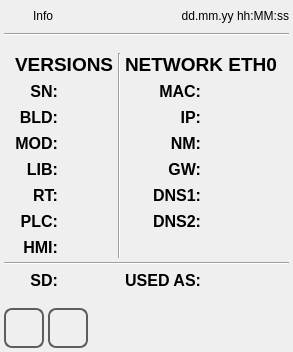
First picture: the form in qt_library/ATCMsystem/info.ui, repository MECTsrl/mect_plugins, before the edit.
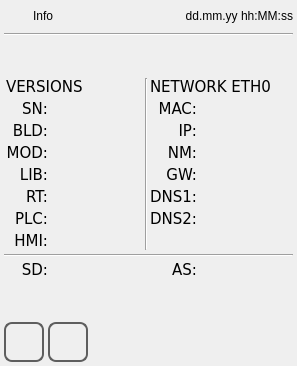
Second picture: the form after the edit. Icons and pictures are not drawn.

```diff
--- a/qt_library/ATCMsystem/info.ui
+++ b/qt_library/ATCMsystem/info.ui
@@ -6,8 +6,8 @@
    <rect>
     <x>0</x>
     <y>0</y>
-    <width>293</width>
-    <height>352</height>
+    <width>297</width>
+    <height>366</height>
    </rect>
   </property>
   <property name="minimumSize">
@@ -140,6 +140,12 @@
    </item>
    <item>
     <layout class="QGridLayout" name="gridLayout">
+     <property name="horizontalSpacing">
+      <number>2</number>
+     </property>
+     <property name="verticalSpacing">
+      <number>4</number>
+     </property>
      <item row="1" column="5">
       <widget class="QLabel" name="labelMACval">
        <property name="sizePolicy">
@@ -148,11 +154,6 @@
          <verstretch>0</verstretch>
         </sizepolicy>
        </property>
-       <property name="font">
-        <font>
-         <pointsize>14</pointsize>
-        </font>
-       </property>
        <property name="focusPolicy">
         <enum>Qt::NoFocus</enum>
        </property>
@@ -171,9 +172,11 @@
        </property>
        <property name="font">
         <font>
-         <pointsize>12</pointsize>
-         <weight>75</weight>
-         <bold>true</bold>
+         <family>DejaVu Sans</family>
+         <pointsize>11</pointsize>
+         <weight>50</weight>
+         <italic>false</italic>
+         <bold>false</bold>
         </font>
        </property>
        <property name="focusPolicy">
@@ -197,9 +200,11 @@
        </property>
        <property name="font">
         <font>
-         <pointsize>12</pointsize>
-         <weight>75</weight>
-         <bold>true</bold>
+         <family>DejaVu Sans</family>
+         <pointsize>11</pointsize>
+         <weight>50</weight>
+         <italic>false</italic>
+         <bold>false</bold>
         </font>
        </property>
        <property name="focusPolicy">
@@ -223,9 +228,11 @@
        </property>
        <property name="font">
         <font>
-         <pointsize>12</pointsize>
-         <weight>75</weight>
-         <bold>true</bold>
+         <family>DejaVu Sans</family>
+         <pointsize>11</pointsize>
+         <weight>50</weight>
+         <italic>false</italic>
+         <bold>false</bold>
         </font>
        </property>
        <property name="focusPolicy">
@@ -239,20 +246,6 @@
        </property>
       </widget>
      </item>
-     <item row="0" column="1" colspan="2">
-      <widget class="QLabel" name="label">
-       <property name="font">
-        <font>
-         <pointsize>14</pointsize>
-         <weight>75</weight>
-         <bold>true</bold>
-        </font>
-       </property>
-       <property name="text">
-        <string>VERSIONS</string>
-       </property>
-      </widget>
-     </item>
      <item row="3" column="4">
       <widget class="QLabel" name="labelNetMasktxt">
        <property name="sizePolicy">
@@ -263,9 +256,11 @@
        </property>
        <property name="font">
         <font>
-         <pointsize>12</pointsize>
-         <weight>75</weight>
-         <bold>true</bold>
+         <family>DejaVu Sans</family>
+         <pointsize>11</pointsize>
+         <weight>50</weight>
+         <italic>false</italic>
+         <bold>false</bold>
         </font>
        </property>
        <property name="focusPolicy">
@@ -289,9 +284,11 @@
        </property>
        <property name="font">
         <font>
-         <pointsize>12</pointsize>
-         <weight>75</weight>
-         <bold>true</bold>
+         <family>DejaVu Sans</family>
+         <pointsize>11</pointsize>
+         <weight>50</weight>
+         <italic>false</italic>
+         <bold>false</bold>
         </font>
        </property>
        <property name="focusPolicy">
@@ -315,9 +312,11 @@
        </property>
        <property name="font">
         <font>
-         <pointsize>12</pointsize>
-         <weight>75</weight>
-         <bold>true</bold>
+         <family>DejaVu Sans</family>
+         <pointsize>11</pointsize>
+         <weight>50</weight>
+         <italic>false</italic>
+         <bold>false</bold>
         </font>
        </property>
        <property name="focusPolicy">
@@ -339,11 +338,6 @@
          <verstretch>0</verstretch>
         </sizepolicy>
        </property>
-       <property name="font">
-        <font>
-         <pointsize>14</pointsize>
-        </font>
-       </property>
        <property name="focusPolicy">
         <enum>Qt::NoFocus</enum>
        </property>
@@ -362,9 +356,11 @@
        </property>
        <property name="font">
         <font>
-         <pointsize>12</pointsize>
-         <weight>75</weight>
-         <bold>true</bold>
+         <family>DejaVu Sans</family>
+         <pointsize>11</pointsize>
+         <weight>50</weight>
+         <italic>false</italic>
+         <bold>false</bold>
         </font>
        </property>
        <property name="focusPolicy">
@@ -386,11 +382,6 @@
          <verstretch>0</verstretch>
         </sizepolicy>
        </property>
-       <property name="font">
-        <font>
-         <pointsize>14</pointsize>
-        </font>
-       </property>
        <property name="focusPolicy">
         <enum>Qt::NoFocus</enum>
        </property>
@@ -409,9 +400,11 @@
        </property>
        <property name="font">
         <font>
-         <pointsize>12</pointsize>
-         <weight>75</weight>
-         <bold>true</bold>
+         <family>DejaVu Sans</family>
+         <pointsize>11</pointsize>
+         <weight>50</weight>
+         <italic>false</italic>
+         <bold>false</bold>
         </font>
        </property>
        <property name="focusPolicy">
@@ -433,11 +426,6 @@
          <verstretch>0</verstretch>
         </sizepolicy>
        </property>
-       <property name="font">
-        <font>
-         <pointsize>14</pointsize>
-        </font>
-       </property>
        <property name="focusPolicy">
         <enum>Qt::NoFocus</enum>
        </property>
@@ -456,9 +444,11 @@
        </property>
        <property name="font">
         <font>
-         <pointsize>12</pointsize>
-         <weight>75</weight>
-         <bold>true</bold>
+         <family>DejaVu Sans</family>
+         <pointsize>11</pointsize>
+         <weight>50</weight>
+         <italic>false</italic>
+         <bold>false</bold>
         </font>
        </property>
        <property name="focusPolicy">
@@ -480,11 +470,6 @@
          <verstretch>0</verstretch>
         </sizepolicy>
        </property>
-       <property name="font">
-        <font>
-         <pointsize>14</pointsize>
-        </font>
-       </property>
        <property name="focusPolicy">
         <enum>Qt::NoFocus</enum>
        </property>
@@ -503,9 +488,11 @@
        </property>
        <property name="font">
         <font>
-         <pointsize>12</pointsize>
-         <weight>75</weight>
-         <bold>true</bold>
+         <family>DejaVu Sans</family>
+         <pointsize>11</pointsize>
+         <weight>50</weight>
+         <italic>false</italic>
+         <bold>false</bold>
         </font>
        </property>
        <property name="focusPolicy">
@@ -527,11 +514,6 @@
          <verstretch>0</verstretch>
         </sizepolicy>
        </property>
-       <property name="font">
-        <font>
-         <pointsize>14</pointsize>
-        </font>
-       </property>
        <property name="focusPolicy">
         <enum>Qt::NoFocus</enum>
        </property>
@@ -548,11 +530,6 @@
          <verstretch>0</verstretch>
         </sizepolicy>
        </property>
-       <property name="font">
-        <font>
-         <pointsize>14</pointsize>
-        </font>
-       </property>
        <property name="focusPolicy">
         <enum>Qt::NoFocus</enum>
        </property>
@@ -569,11 +546,6 @@
          <verstretch>0</verstretch>
         </sizepolicy>
        </property>
-       <property name="font">
-        <font>
-         <pointsize>14</pointsize>
-        </font>
-       </property>
        <property name="focusPolicy">
         <enum>Qt::NoFocus</enum>
        </property>
@@ -592,9 +564,11 @@
        </property>
        <property name="font">
         <font>
-         <pointsize>12</pointsize>
-         <weight>75</weight>
-         <bold>true</bold>
+         <family>DejaVu Sans</family>
+         <pointsize>11</pointsize>
+         <weight>50</weight>
+         <italic>false</italic>
+         <bold>false</bold>
         </font>
        </property>
        <property name="focusPolicy">
@@ -616,11 +590,6 @@
          <verstretch>0</verstretch>
         </sizepolicy>
        </property>
-       <property name="font">
-        <font>
-         <pointsize>14</pointsize>
-        </font>
-       </property>
        <property name="focusPolicy">
         <enum>Qt::NoFocus</enum>
        </property>
@@ -629,53 +598,15 @@
        </property>
       </widget>
      </item>
-     <item row="0" column="4" colspan="2">
-      <widget class="QLabel" name="label_2">
-       <property name="font">
-        <font>
-         <pointsize>14</pointsize>
-         <weight>75</weight>
-         <bold>true</bold>
-        </font>
-       </property>
-       <property name="text">
-        <string>NETWORK ETH0</string>
-       </property>
-      </widget>
-     </item>
-     <item row="3" column="0">
-      <spacer name="horizontalSpacer_3">
-       <property name="orientation">
-        <enum>Qt::Horizontal</enum>
-       </property>
-       <property name="sizeHint" stdset="0">
-        <size>
-         <width>40</width>
-         <height>20</height>
-        </size>
-       </property>
-      </spacer>
-     </item>
-     <item row="3" column="6">
-      <spacer name="horizontalSpacer_4">
-       <property name="orientation">
-        <enum>Qt::Horizontal</enum>
-       </property>
-       <property name="sizeHint" stdset="0">
-        <size>
-         <width>40</width>
-         <height>20</height>
-        </size>
-       </property>
-      </spacer>
-     </item>
      <item row="9" column="1">
       <widget class="QLabel" name="labelSDtxt">
        <property name="font">
         <font>
-         <pointsize>12</pointsize>
-         <weight>75</weight>
-         <bold>true</bold>
+         <family>DejaVu Sans</family>
+         <pointsize>11</pointsize>
+         <weight>50</weight>
+         <italic>false</italic>
+         <bold>false</bold>
         </font>
        </property>
        <property name="text">
@@ -688,11 +619,6 @@
      </item>
      <item row="9" column="2">
       <widget class="QLabel" name="labelSDval">
-       <property name="font">
-        <font>
-         <pointsize>14</pointsize>
-        </font>
-       </property>
        <property name="text">
         <string/>
        </property>
@@ -714,33 +640,11 @@
      </item>
      <item row="9" column="5">
       <widget class="QLabel" name="labelLICval">
-       <property name="font">
-        <font>
-         <pointsize>12</pointsize>
-        </font>
-       </property>
        <property name="text">
         <string/>
        </property>
       </widget>
      </item>
-     <item row="9" column="4">
-      <widget class="QLabel" name="labelLICtxt">
-       <property name="font">
-        <font>
-         <pointsize>12</pointsize>
-         <weight>75</weight>
-         <bold>true</bold>
-        </font>
-       </property>
-       <property name="text">
-        <string>USED AS:</string>
-       </property>
-       <property name="alignment">
-        <set>Qt::AlignRight|Qt::AlignTrailing|Qt::AlignVCenter</set>
-       </property>
-      </widget>
-     </item>
      <item row="5" column="2">
       <widget class="QLabel" name="labelFcrtsval">
        <property name="sizePolicy">
@@ -749,11 +653,6 @@
          <verstretch>0</verstretch>
         </sizepolicy>
        </property>
-       <property name="font">
-        <font>
-         <pointsize>14</pointsize>
-        </font>
-       </property>
        <property name="focusPolicy">
         <enum>Qt::NoFocus</enum>
        </property>
@@ -772,9 +671,11 @@
        </property>
        <property name="font">
         <font>
-         <pointsize>12</pointsize>
-         <weight>75</weight>
-         <bold>true</bold>
+         <family>DejaVu Sans</family>
+         <pointsize>11</pointsize>
+         <weight>50</weight>
+         <italic>false</italic>
+         <bold>false</bold>
         </font>
        </property>
        <property name="focusPolicy">
@@ -796,11 +697,6 @@
          <verstretch>0</verstretch>
         </sizepolicy>
        </property>
-       <property name="font">
-        <font>
-         <pointsize>14</pointsize>
-        </font>
-       </property>
        <property name="focusPolicy">
         <enum>Qt::NoFocus</enum>
        </property>
@@ -817,11 +713,6 @@
          <verstretch>0</verstretch>
         </sizepolicy>
        </property>
-       <property name="font">
-        <font>
-         <pointsize>14</pointsize>
-        </font>
-       </property>
        <property name="focusPolicy">
         <enum>Qt::NoFocus</enum>
        </property>
@@ -840,9 +731,11 @@
        </property>
        <property name="font">
         <font>
-         <pointsize>12</pointsize>
-         <weight>75</weight>
-         <bold>true</bold>
+         <family>DejaVu Sans</family>
+         <pointsize>11</pointsize>
+         <weight>50</weight>
+         <italic>false</italic>
+         <bold>false</bold>
         </font>
        </property>
        <property name="focusPolicy">
@@ -864,11 +757,6 @@
          <verstretch>0</verstretch>
         </sizepolicy>
        </property>
-       <property name="font">
-        <font>
-         <pointsize>14</pointsize>
-        </font>
-       </property>
        <property name="focusPolicy">
         <enum>Qt::NoFocus</enum>
        </property>
@@ -877,6 +765,57 @@
        </property>
       </widget>
      </item>
+     <item row="0" column="1" colspan="2">
+      <widget class="QLabel" name="label">
+       <property name="font">
+        <font>
+         <family>DejaVu Sans</family>
+         <pointsize>11</pointsize>
+         <weight>50</weight>
+         <italic>false</italic>
+         <bold>false</bold>
+        </font>
+       </property>
+       <property name="text">
+        <string>VERSIONS</string>
+       </property>
+      </widget>
+     </item>
+     <item row="0" column="4" colspan="2">
+      <widget class="QLabel" name="label_2">
+       <property name="font">
+        <font>
+         <family>DejaVu Sans</family>
+         <pointsize>11</pointsize>
+         <weight>50</weight>
+         <italic>false</italic>
+         <bold>false</bold>
+        </font>
+       </property>
+       <property name="text">
+        <string>NETWORK ETH0</string>
+       </property>
+      </widget>
+     </item>
+     <item row="9" column="4">
+      <widget class="QLabel" name="labelLICtxt">
+       <property name="font">
+        <font>
+         <family>DejaVu Sans</family>
+         <pointsize>11</pointsize>
+         <weight>50</weight>
+         <italic>false</italic>
+         <bold>false</bold>
+        </font>
+       </property>
+       <property name="text">
+        <string>AS:</string>
+       </property>
+       <property name="alignment">
+        <set>Qt::AlignRight|Qt::AlignTrailing|Qt::AlignVCenter</set>
+       </property>
+      </widget>
+     </item>
     </layout>
    </item>
    <item>
```
Left out of the diff: 7 changed lines with no effect on the pictures.
